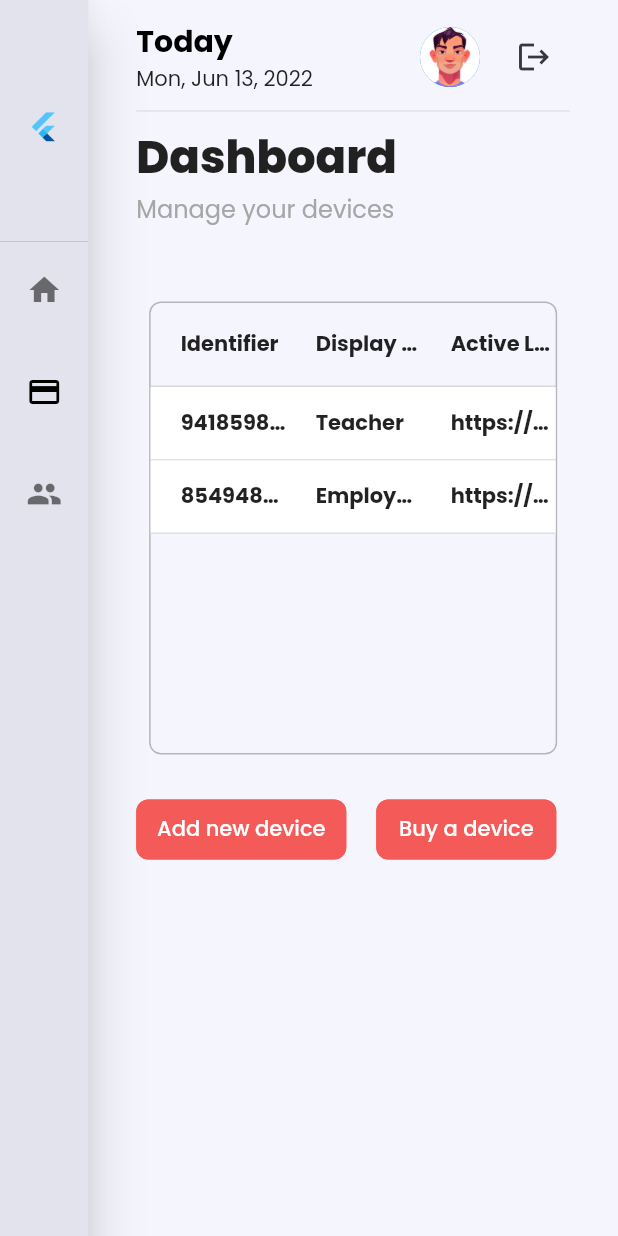
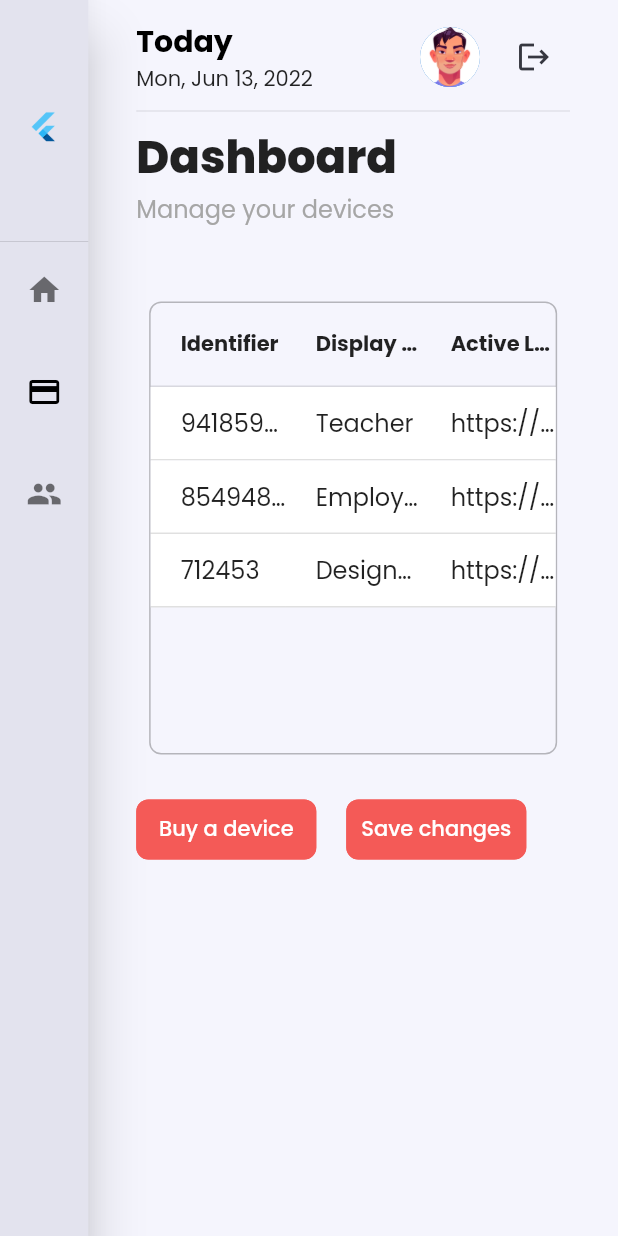
Before and after one commit to DanikingRD/DigitalCardWebFlutter, a Flutter app: the screen it shows once a user with an empty profile is signed in, after a tap on the "credit card" icon, on a phone screen of 412 x 824 dp. Run offline on Flutter 3.47's test engine with Material 2 defaults, Android fonts, the phone set to English and light mode, and no system bars; drawn by our look-alikes of syncfusion_flutter_datagrid; our stand-ins replace firebase_auth, firebase_core, google_fonts; missing offline and left inert: syncfusion_flutter_core; accounts and stored records are empty; statements that could not run were skipped.

Commit message:
Implement device table edit

```diff
--- a/lib/home/pages/devices_page.dart
+++ b/lib/home/pages/devices_page.dart
@@ -1,7 +1,9 @@
 import 'package:digital_card_website/constants.dart';
 import 'package:digital_card_website/model/device.dart';
 import 'package:digital_card_website/widgets/primary_button.dart';
+import 'package:digital_card_website/widgets/primary_textfield.dart';
 import 'package:flutter/material.dart';
+import 'package:flutter/services.dart';
 
 import 'package:syncfusion_flutter_datagrid/datagrid.dart';
 import 'package:syncfusion_flutter_core/theme.dart';
@@ -38,19 +40,27 @@ class _DevicesPageState extends State<DevicesPage> {
         displayName: "Employee",
         activeLink: 'https://google.com/',
       ),
+      DeviceModel(
+        id: "712453",
+        displayName: "Designer",
+        activeLink: 'https://facebook.com/',
+      ),
     ];
     _source = DeviceDataSource(cards: _devices);
   }
 
   @override
   Widget build(BuildContext context) {
-    return Column(
+    final Size size = MediaQuery.of(context).size;
+    return SingleChildScrollView(
+      child: Column(
         children: [
           const SizedBox(
             height: 50,
           ),
           SfDataGridTheme(
             data: SfDataGridThemeData(
+              selectionColor: Colors.white,
               headerColor: kSideMenuBgColor,
               rowHoverTextStyle: const TextStyle(color: kPrimaryColor),
             ),
@@ -77,6 +87,10 @@ class _DevicesPageState extends State<DevicesPage> {
                 ),
               ),
               child: SfDataGrid(
+                allowEditing: true,
+                navigationMode: GridNavigationMode.cell,
+                selectionMode: SelectionMode.single,
+                highlightRowOnHover: false,
                 source: _source,
                 columns: getColumns(),
               ),
@@ -87,32 +101,57 @@ class _DevicesPageState extends State<DevicesPage> {
           ),
           Row(
             children: [
+              if (size.width > 600) ...{
                 SizedBox(
                   width: 140,
                   height: 40,
-              child: PrimaryButton(
+                  child: getButton(
                     onClick: () {},
                     text: 'Add new device',
-                isEnabled: () => true,
-                enabledColor: kPrimaryColor,
                   ),
                 ),
+                const SizedBox(
+                  width: 20,
+                ),
+              },
+              SizedBox(
+                width: 120,
+                height: 40,
+                child: getButton(
+                  onClick: () {},
+                  text: 'Buy a device',
+                ),
+              ),
+              if (size.width > 600) ...{
+                const Spacer(),
+              },
               const SizedBox(
                 width: 20,
               ),
               SizedBox(
                 width: 120,
                 height: 40,
-              child: PrimaryButton(
+                child: getButton(
                   onClick: () {},
-                text: 'Buy a device',
-                isEnabled: () => true,
-                enabledColor: kPrimaryColor,
+                  text: 'Save changes',
                 ),
-            )
+              ),
             ],
           )
         ],
+      ),
+    );
+  }
+
+  Widget getButton({
+    required VoidCallback onClick,
+    required String text,
+  }) {
+    return PrimaryButton(
+      onClick: onClick,
+      text: text,
+      isEnabled: () => true,
+      enabledColor: kPrimaryColor,
     );
   }
 
@@ -145,6 +184,7 @@ class _DevicesPageState extends State<DevicesPage> {
 
 class DeviceDataSource extends DataGridSource {
   List<DataGridRow> _rows = [];
+  String? newCellVal;
 
   DeviceDataSource({
     required List<DeviceModel> cards,
@@ -161,9 +201,6 @@ class DeviceDataSource extends DataGridSource {
   }
 
   @override
-  List<DataGridRow> get rows => _rows;
-
-  @override
   DataGridRowAdapter? buildRow(DataGridRow row) {
     return DataGridRowAdapter(
       color: Colors.white,
@@ -174,12 +211,80 @@ class DeviceDataSource extends DataGridSource {
           child: Text(
             cell.value,
             style: const TextStyle(
-              fontWeight: FontWeight.bold,
               overflow: TextOverflow.ellipsis,
+              fontSize: 16,
             ),
           ),
         );
       }).toList(),
     );
   }
+
+  @override
+  bool onCellBeginEdit(
+    DataGridRow dataGridRow,
+    RowColumnIndex rowColumnIndex,
+    GridColumn column,
+  ) {
+    if (column.columnName == 'id') {
+      return false;
+    } else {
+      return true;
     }
+  }
+
+  @override
+  Widget? buildEditWidget(
+    DataGridRow dataGridRow,
+    RowColumnIndex rowColumnIndex,
+    GridColumn column,
+    CellSubmit submitCell,
+  ) {
+    String val = dataGridRow
+        .getCells()
+        .firstWhere((cell) => cell.columnName == column.columnName)
+        .value;
+    // The new cell value must be reset.
+    // To avoid committing the DataGridCell value that was previously edited
+    // into the current non-modified DataGridCell.
+    newCellVal = null;
+    return PrimaryTextField(
+      initialValue: val,
+      autoFocus: true,
+      labelStyle: const TextStyle(fontSize: 16),
+      onUpdate: (String value) {
+        if (value.isNotEmpty) {
+          if (newCellVal != null && newCellVal == value) {
+            return;
+          } else {
+            newCellVal = value;
+          }
+        } else {
+          newCellVal = null;
+        }
+      },
+    );
+  }
+
+  @override
+  void onCellSubmit(DataGridRow dataGridRow, RowColumnIndex rowColumnIndex,
+      GridColumn column) {
+    final String oldValue = dataGridRow
+        .getCells()
+        .firstWhere((cell) => cell.columnName == column.columnName)
+        .value;
+    if (newCellVal != null && oldValue != newCellVal) {
+      final int index = _rows.indexOf(dataGridRow);
+
+      if (column.columnName == "displayName") {
+        _rows[index].getCells()[rowColumnIndex.columnIndex] = DataGridCell(
+          columnName: 'displayName',
+          value: newCellVal,
+        );
+      }
+    }
+  }
+
+  @override
+  List<DataGridRow> get rows => _rows;
+}
--- a/lib/widgets/primary_textfield.dart
+++ b/lib/widgets/primary_textfield.dart
@@ -3,23 +3,29 @@ import 'package:flutter/material.dart';
 
 class PrimaryTextField extends StatelessWidget {
   final TextEditingController? controller;
-  final String label;
+  final String? label;
   final FormFieldSetter<String>? onSaved;
   final FormFieldValidator<String>? validator;
   final bool hiddenText;
   final Widget? suffixIcon;
   final ValueChanged<String>? onUpdate;
   final ValueChanged<String>? onFieldSubmitted;
+  final String? initialValue;
+  final bool autoFocus;
+  final TextStyle? labelStyle;
   const PrimaryTextField({
     Key? key,
     this.controller,
-    required this.label,
     this.onSaved,
     this.validator,
     this.hiddenText = false,
     this.suffixIcon,
+    this.label,
     this.onUpdate,
     this.onFieldSubmitted,
+    this.initialValue,
+    this.autoFocus = true,
+    this.labelStyle,
   }) : super(key: key);
 
   @override
@@ -31,6 +37,8 @@ class PrimaryTextField extends StatelessWidget {
       ),
     );
     return TextFormField(
+      autofocus: autoFocus,
+      initialValue: initialValue,
       autovalidateMode: AutovalidateMode.onUserInteraction,
       cursorColor: Colors.black,
       cursorWidth: 1.0,
@@ -50,7 +58,11 @@ class PrimaryTextField extends StatelessWidget {
           fontSize: 12,
         ),
         labelText: label,
-        labelStyle: const TextStyle(color: kOutlineBorderColor, fontSize: 12),
+        labelStyle: labelStyle ??
+            const TextStyle(
+              color: kOutlineBorderColor,
+              fontSize: 12,
+            ),
         errorBorder: errorBorder,
         focusedBorder: errorBorder,
         focusedErrorBorder: errorBorder,
```
Also changed, not shown: lib/model/user.dart (added, +31 -0 lines). Lines whose indentation alone changed are shown as unchanged.
